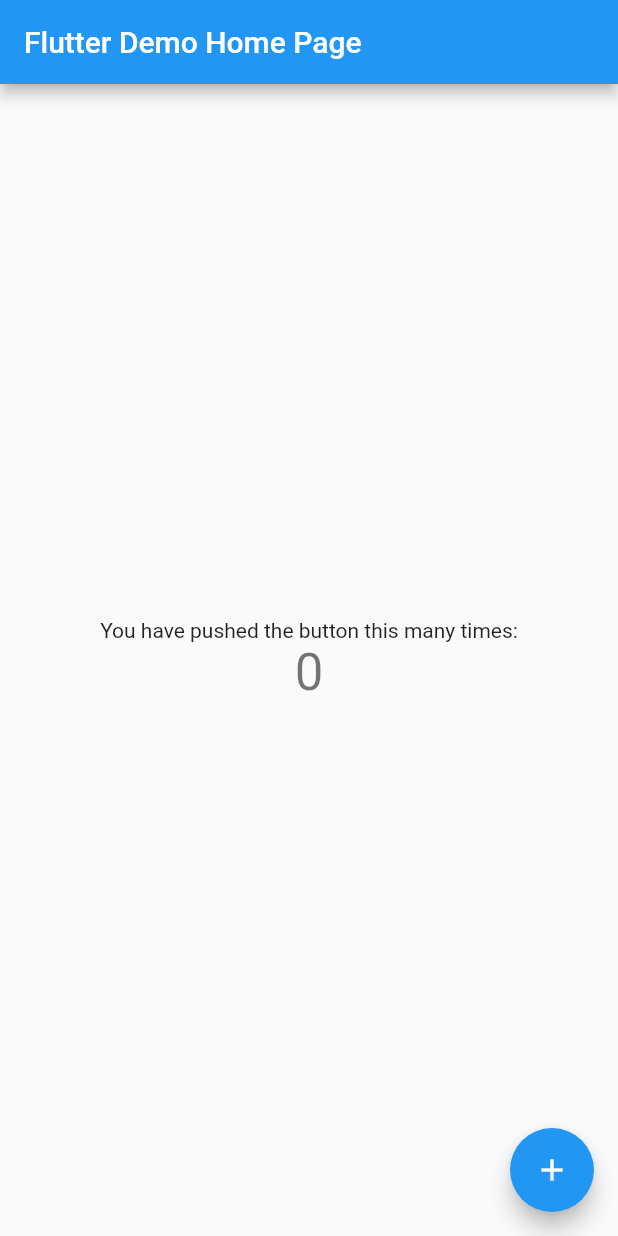
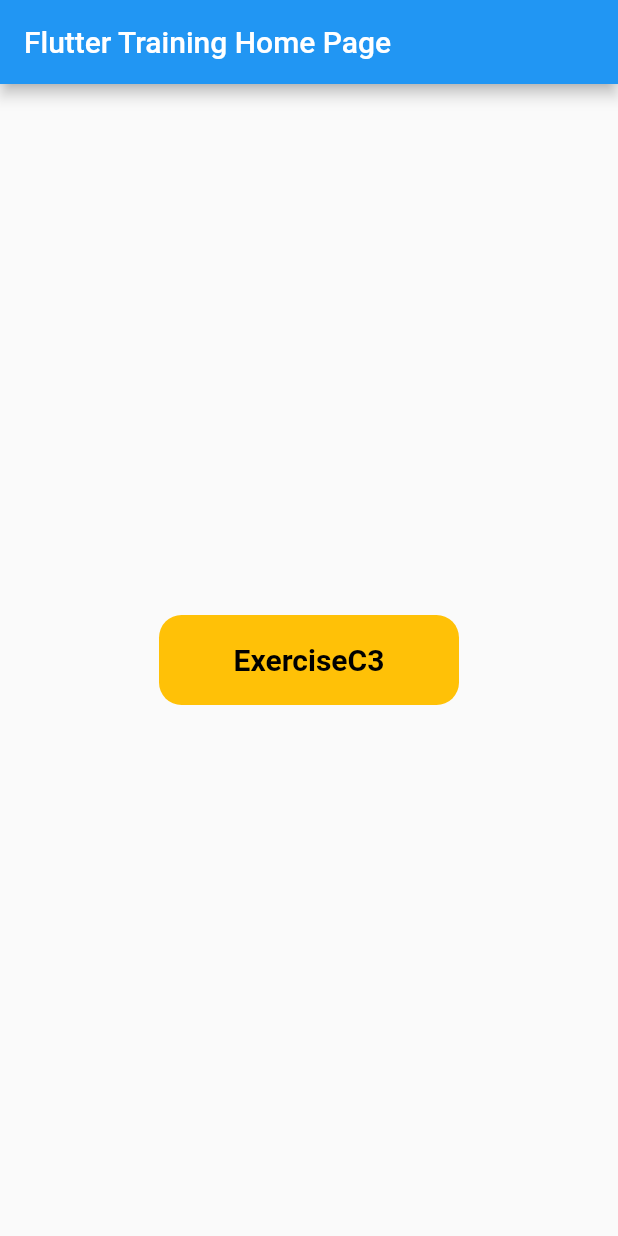
Before and after one commit to hungdq-nws/nws_flutter_training, a Flutter app: the screen it shows after launch, on a phone screen of 412 x 824 dp. Run offline on Flutter 3.47's test engine with Material 2 defaults, Android fonts, the phone set to English and light mode, and no system bars.

Commit message:
done bt c3

```diff
--- a/lib/main.dart
+++ b/lib/main.dart
@@ -1,8 +1,12 @@
 import 'package:flutter/material.dart';
+import 'package:flutter_training/router/routers.dart';
 
 void main() {
   runApp(const MyApp());
 }
+
+final ValueNotifier<ThemeMode> notifierTheme = ValueNotifier(ThemeMode.light);
+late ThemeMode currentTheme;
 
 class MyApp extends StatelessWidget {
   const MyApp({Key? key}) : super(key: key);
@@ -10,106 +14,80 @@ class MyApp extends StatelessWidget {
   // This widget is the root of your application.
   @override
   Widget build(BuildContext context) {
-    return MaterialApp(
-      title: 'Flutter Demo',
-      theme: ThemeData(
-        // This is the theme of your application.
-        //
-        // Try running your application with "flutter run". You'll see the
-        // application has a blue toolbar. Then, without quitting the app, try
-        // changing the primarySwatch below to Colors.green and then invoke
-        // "hot reload" (press "r" in the console where you ran "flutter run",
-        // or simply save your changes to "hot reload" in a Flutter IDE).
-        // Notice that the counter didn't reset back to zero; the application
-        // is not restarted.
-        primarySwatch: Colors.blue,
-      ),
-      home: const MyHomePage(title: 'Flutter Demo Home Page'),
+    return ValueListenableBuilder<ThemeMode>(
+      valueListenable: notifierTheme,
+      builder: (_, mode, __) {
+        currentTheme = mode;
+        return MaterialApp(
+          title: 'Flutter Demo',
+          theme: ThemeData.light(),
+          darkTheme: ThemeData.dark(),
+          themeMode: mode,
+          initialRoute: AppRouter.main,
+          debugShowCheckedModeBanner: false,
+          onGenerateRoute: AppRouter.generateRoute,
+          navigatorObservers: [AppRouter().routeObserver],
+          navigatorKey: AppRouter.navigatorKey,
+          home: const MyHomePage(),
+        );
+      },
     );
   }
 }
 
 class MyHomePage extends StatefulWidget {
-  const MyHomePage({Key? key, required this.title}) : super(key: key);
-
-  // This widget is the home page of your application. It is stateful, meaning
-  // that it has a State object (defined below) that contains fields that affect
-  // how it looks.
-
-  // This class is the configuration for the state. It holds the values (in this
-  // case the title) provided by the parent (in this case the App widget) and
-  // used by the build method of the State. Fields in a Widget subclass are
-  // always marked "final".
-
-  final String title;
+  const MyHomePage({Key? key}) : super(key: key);
 
   @override
   State<MyHomePage> createState() => _MyHomePageState();
 }
 
 class _MyHomePageState extends State<MyHomePage> {
-  int _counter = 0;
-
-  void _incrementCounter() {
-    setState(() {
-      // This call to setState tells the Flutter framework that something has
-      // changed in this State, which causes it to rerun the build method below
-      // so that the display can reflect the updated values. If we changed
-      // _counter without calling setState(), then the build method would not be
-      // called again, and so nothing would appear to happen.
-      _counter++;
-    });
-  }
-
   @override
   Widget build(BuildContext context) {
-    // This method is rerun every time setState is called, for instance as done
-    // by the _incrementCounter method above.
-    //
-    // The Flutter framework has been optimized to make rerunning build methods
-    // fast, so that you can just rebuild anything that needs updating rather
-    // than having to individually change instances of widgets.
     return Scaffold(
       appBar: AppBar(
-        // Here we take the value from the MyHomePage object that was created by
-        // the App.build method, and use it to set our appbar title.
-        title: Text(widget.title),
+        title: const Text("Flutter Training Home Page"),
       ),
       body: Center(
-        // Center is a layout widget. It takes a single child and positions it
-        // in the middle of the parent.
         child: Column(
-          // Column is also a layout widget. It takes a list of children and
-          // arranges them vertically. By default, it sizes itself to fit its
-          // children horizontally, and tries to be as tall as its parent.
-          //
-          // Invoke "debug painting" (press "p" in the console, choose the
-          // "Toggle Debug Paint" action from the Flutter Inspector in Android
-          // Studio, or the "Toggle Debug Paint" command in Visual Studio Code)
-          // to see the wireframe for each widget.
-          //
-          // Column has various properties to control how it sizes itself and
-          // how it positions its children. Here we use mainAxisAlignment to
-          // center the children vertically; the main axis here is the vertical
-          // axis because Columns are vertical (the cross axis would be
-          // horizontal).
           mainAxisAlignment: MainAxisAlignment.center,
           children: <Widget>[
-            const Text(
-              'You have pushed the button this many times:',
-            ),
-            Text(
-              '$_counter',
-              style: Theme.of(context).textTheme.headline4,
-            ),
+            button("ExerciseC3", () {
+              Navigator.pushNamed(context, AppRouter.exC3);
+            }),
+            // const Text(
+            //   'You have pushed the button this many times:',
+            // ),
+            // Text(
+            //   '$_counter',
+            //   style: Theme.of(context).textTheme.headline4,
+            // ),
           ],
         ),
       ),
-      floatingActionButton: FloatingActionButton(
-        onPressed: _incrementCounter,
-        tooltip: 'Increment',
-        child: const Icon(Icons.add),
-      ), // This trailing comma makes auto-formatting nicer for build methods.
+    );
+  }
+
+  Widget button(String title, VoidCallback onTap) {
+    return InkWell(
+      onTap: onTap,
+      child: Container(
+        width: 200,
+        height: 60,
+        decoration: BoxDecoration(
+            color: Colors.amber, borderRadius: BorderRadius.circular(15)),
+        child: Center(
+          child: Text(
+            title,
+            style: const TextStyle(
+              color: Colors.black,
+              fontSize: 20,
+              fontWeight: FontWeight.w600,
+            ),
+          ),
+        ),
+      ),
     );
   }
 }
--- /dev/null
+++ b/lib/router/routers.dart
@@ -0,0 +1,35 @@
+import 'package:flutter/material.dart';
+import 'package:flutter_training/features/ex_c3/ex_c3.dart';
+import 'package:flutter_training/main.dart';
+
+class AppRouter {
+  static const String exC3 = 'ExC3';
+  static const String home = '/';
+  static const String main = 'main';
+
+  static final navigatorKey = GlobalKey<NavigatorState>();
+  final RouteObserver<ModalRoute<void>> routeObserver =
+      RouteObserver<ModalRoute<void>>();
+
+  static Route<dynamic> generateRoute(RouteSettings settings) {
+    return MaterialPageRoute(
+      builder: (context) => route(settings),
+      settings: RouteSettings(name: settings.name),
+    );
+  }
+
+  static route(RouteSettings settings) {
+    switch (settings.name) {
+      case exC3:
+        return const ExerciseC3();
+      case main:
+        return const MyHomePage();
+      default:
+        return Scaffold(
+          body: Center(
+            child: Text('No route defined for ${settings.name}'),
+          ),
+        );
+    }
+  }
+}
```
Also changed, not shown: lib/features/ex_c3/ex_c3.dart (added, +261 -0 lines), 2 other files.
